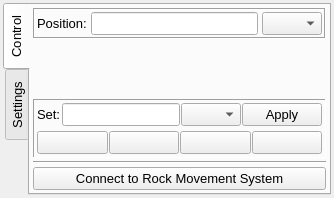
Above: LoggingTool_Manager/Widgets/distance_meter_widget.ui from Osechkin/LoggingTool_Manager3 before the change. Below: the same form after it.
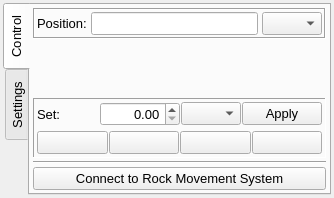
That is the form after the change.

Commit message: Position Meter was finalized; LUSI was fixed; Scheduler was started

Diff of the .ui file:
```diff
--- a/LoggingTool_Manager/Widgets/distance_meter_widget.ui
+++ b/LoggingTool_Manager/Widgets/distance_meter_widget.ui
@@ -296,30 +296,16 @@
              </widget>
             </item>
             <item>
-             <widget class="QLineEdit" name="ledSetDistance">
+             <widget class="QDoubleSpinBox" name="dsboxSetPosition">
               <property name="minimumSize">
                <size>
-                <width>60</width>
+                <width>80</width>
                 <height>0</height>
                </size>
               </property>
-              <property name="maximumSize">
-               <size>
-                <width>16777215</width>
-                <height>16777215</height>
-               </size>
-              </property>
-              <property name="font">
-               <font>
-                <pointsize>10</pointsize>
-               </font>
-              </property>
               <property name="alignment">
                <set>Qt::AlignRight|Qt::AlignTrailing|Qt::AlignVCenter</set>
               </property>
-              <property name="readOnly">
-               <bool>false</bool>
-              </property>
              </widget>
             </item>
             <item>
```
Left out of the diff: 2 changed lines with no effect on the pictures. The commit also changes 18 other files.
